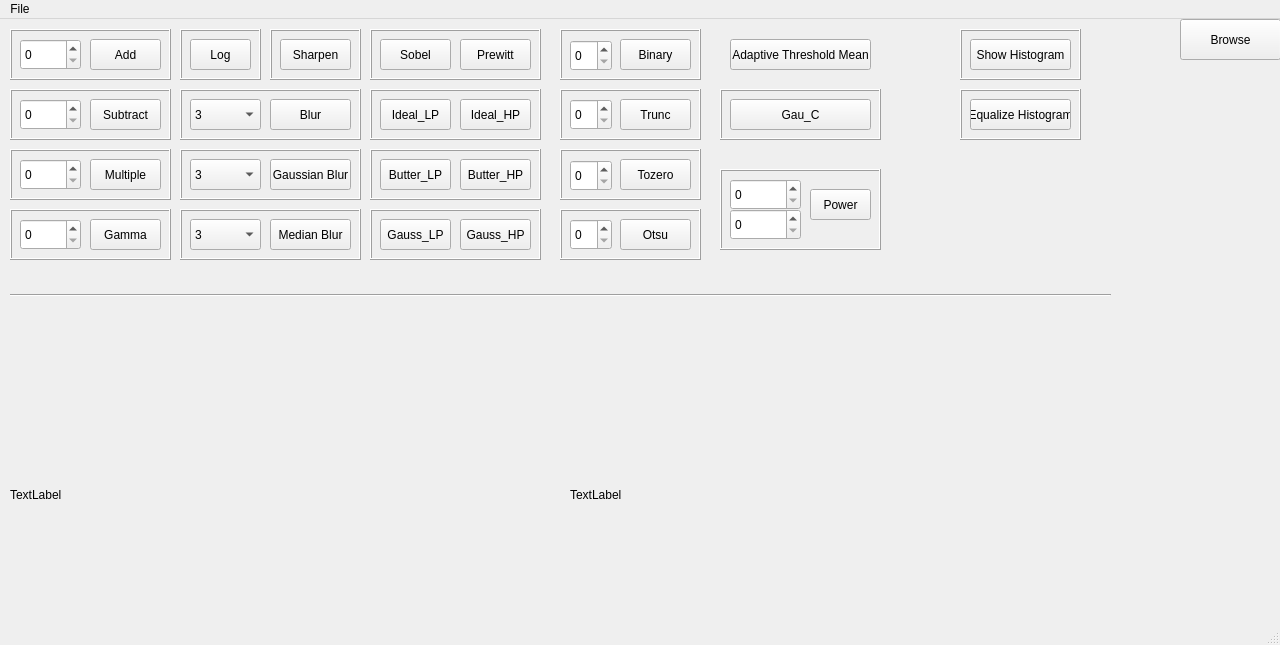
This is Exercise/XLA/mid.ui in LHKode/Image-Processing as Qt 5 draws it before an edit. The edited form follows.
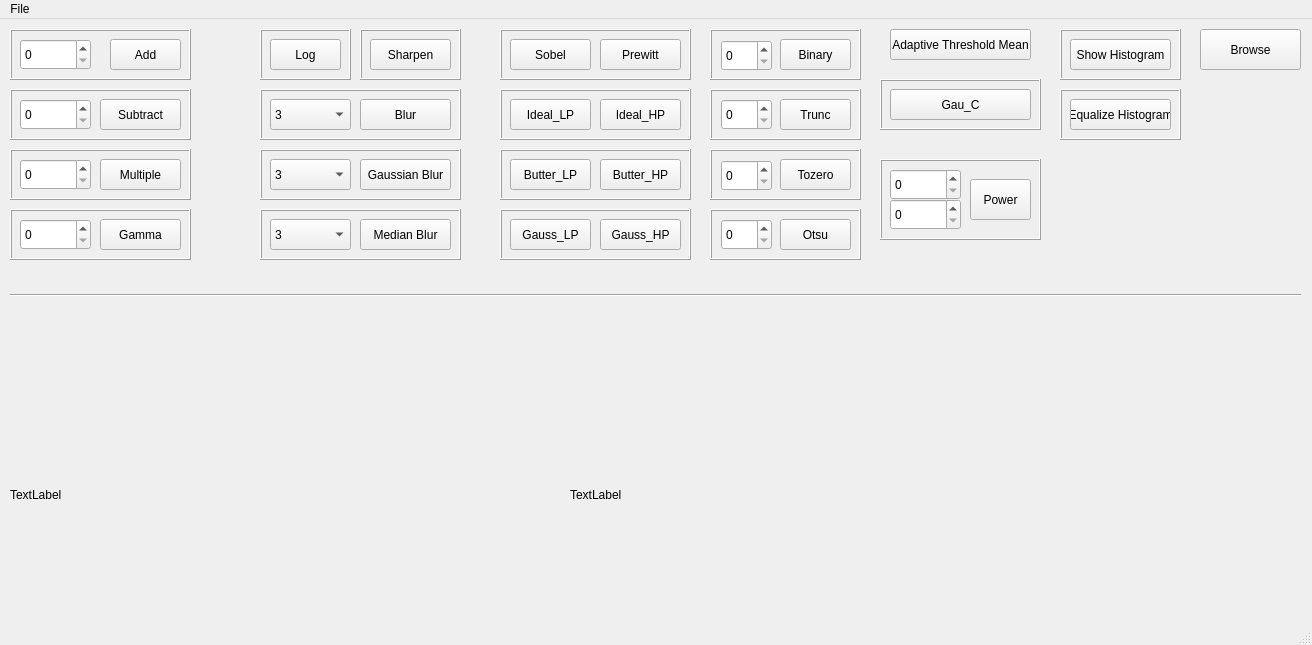
This is the edited form.

Diff of the .ui file:
```diff
--- a/Exercise/XLA/mid.ui
+++ b/Exercise/XLA/mid.ui
@@ -6,7 +6,7 @@
    <rect>
     <x>0</x>
     <y>0</y>
-    <width>1280</width>
+    <width>1312</width>
     <height>645</height>
    </rect>
   </property>
@@ -23,8 +23,8 @@
    <widget class="QPushButton" name="browseBtn">
     <property name="geometry">
      <rect>
-      <x>1180</x>
-      <y>0</y>
+      <x>1200</x>
+      <y>10</y>
       <width>101</width>
       <height>41</height>
      </rect>
@@ -82,7 +82,7 @@
      <rect>
       <x>10</x>
       <y>266</y>
-      <width>1101</width>
+      <width>1291</width>
       <height>20</height>
      </rect>
     </property>
@@ -95,7 +95,7 @@
      <rect>
       <x>10</x>
       <y>10</y>
-      <width>161</width>
+      <width>181</width>
       <height>51</height>
      </rect>
     </property>
@@ -119,7 +119,7 @@
      <rect>
       <x>20</x>
       <y>20</y>
-      <width>61</width>
+      <width>71</width>
       <height>31</height>
      </rect>
     </property>
@@ -130,7 +130,7 @@
    <widget class="QPushButton" name="addBtn">
     <property name="geometry">
      <rect>
-      <x>90</x>
+      <x>110</x>
       <y>20</y>
       <width>71</width>
       <height>31</height>
@@ -143,7 +143,7 @@
    <widget class="QLabel" name="label_7">
     <property name="geometry">
      <rect>
-      <x>960</x>
+      <x>1060</x>
       <y>10</y>
       <width>121</width>
       <height>51</height>
@@ -167,7 +167,7 @@
    <widget class="QPushButton" name="plotHistBtn">
     <property name="geometry">
      <rect>
-      <x>970</x>
+      <x>1070</x>
       <y>20</y>
       <width>101</width>
       <height>31</height>
@@ -180,9 +180,9 @@
    <widget class="QLabel" name="label_8">
     <property name="geometry">
      <rect>
-      <x>180</x>
+      <x>260</x>
       <y>130</y>
-      <width>181</width>
+      <width>201</width>
       <height>51</height>
      </rect>
     </property>
@@ -204,9 +204,9 @@
    <widget class="QLabel" name="label_9">
     <property name="geometry">
      <rect>
-      <x>180</x>
+      <x>260</x>
       <y>70</y>
-      <width>181</width>
+      <width>201</width>
       <height>51</height>
      </rect>
     </property>
@@ -228,7 +228,7 @@
    <widget class="QLabel" name="label_10">
     <property name="geometry">
      <rect>
-      <x>960</x>
+      <x>1060</x>
       <y>70</y>
       <width>121</width>
       <height>51</height>
@@ -252,7 +252,7 @@
    <widget class="QPushButton" name="equalHistBtn">
     <property name="geometry">
      <rect>
-      <x>970</x>
+      <x>1070</x>
       <y>80</y>
       <width>101</width>
       <height>31</height>
@@ -267,7 +267,7 @@
      <rect>
       <x>10</x>
       <y>70</y>
-      <width>161</width>
+      <width>181</width>
       <height>51</height>
      </rect>
     </property>
@@ -291,7 +291,7 @@
      <rect>
       <x>20</x>
       <y>80</y>
-      <width>61</width>
+      <width>71</width>
       <height>31</height>
      </rect>
     </property>
@@ -302,9 +302,9 @@
    <widget class="QPushButton" name="subBtn">
     <property name="geometry">
      <rect>
-      <x>90</x>
+      <x>100</x>
       <y>80</y>
-      <width>71</width>
+      <width>81</width>
       <height>31</height>
      </rect>
     </property>
@@ -317,7 +317,7 @@
      <rect>
       <x>10</x>
       <y>130</y>
-      <width>161</width>
+      <width>181</width>
       <height>51</height>
      </rect>
     </property>
@@ -341,7 +341,7 @@
      <rect>
       <x>20</x>
       <y>140</y>
-      <width>61</width>
+      <width>71</width>
       <height>31</height>
      </rect>
     </property>
@@ -352,9 +352,9 @@
    <widget class="QPushButton" name="mulBtn">
     <property name="geometry">
      <rect>
-      <x>90</x>
+      <x>100</x>
       <y>140</y>
-      <width>71</width>
+      <width>81</width>
       <height>31</height>
      </rect>
     </property>
@@ -362,38 +362,12 @@
      <string>Multiple</string>
     </property>
    </widget>
-   <widget class="QSpinBox" name="gammaValue">
-    <property name="geometry">
-     <rect>
-      <x>20</x>
-      <y>200</y>
-      <width>61</width>
-      <height>31</height>
-     </rect>
-    </property>
-    <property name="maximum">
-     <number>999</number>
-    </property>
-   </widget>
-   <widget class="QPushButton" name="gammaBtn">
-    <property name="geometry">
-     <rect>
-      <x>90</x>
-      <y>200</y>
-      <width>71</width>
-      <height>31</height>
-     </rect>
-    </property>
-    <property name="text">
-     <string>Gamma</string>
-    </property>
-   </widget>
    <widget class="QLabel" name="label_5">
     <property name="geometry">
      <rect>
       <x>10</x>
       <y>190</y>
-      <width>161</width>
+      <width>181</width>
       <height>51</height>
      </rect>
     </property>
@@ -412,25 +386,12 @@
      <string/>
     </property>
    </widget>
-   <widget class="QPushButton" name="logBtn">
-    <property name="geometry">
-     <rect>
-      <x>190</x>
-      <y>20</y>
-      <width>61</width>
-      <height>31</height>
-     </rect>
-    </property>
-    <property name="text">
-     <string>Log</string>
-    </property>
-   </widget>
    <widget class="QLabel" name="label_11">
     <property name="geometry">
      <rect>
-      <x>180</x>
+      <x>260</x>
       <y>190</y>
-      <width>181</width>
+      <width>201</width>
       <height>51</height>
      </rect>
     </property>
@@ -452,9 +413,9 @@
    <widget class="QPushButton" name="blurBtn">
     <property name="geometry">
      <rect>
-      <x>270</x>
+      <x>360</x>
       <y>80</y>
-      <width>81</width>
+      <width>91</width>
       <height>31</height>
      </rect>
     </property>
@@ -465,9 +426,9 @@
    <widget class="QPushButton" name="gaussBlurBtn">
     <property name="geometry">
      <rect>
-      <x>270</x>
+      <x>360</x>
       <y>140</y>
-      <width>81</width>
+      <width>91</width>
       <height>31</height>
      </rect>
     </property>
@@ -478,9 +439,9 @@
    <widget class="QPushButton" name="medianBtn">
     <property name="geometry">
      <rect>
-      <x>270</x>
+      <x>360</x>
       <y>200</y>
-      <width>81</width>
+      <width>91</width>
       <height>31</height>
      </rect>
     </property>
@@ -491,9 +452,9 @@
    <widget class="QComboBox" name="valueBlur">
     <property name="geometry">
      <rect>
-      <x>190</x>
+      <x>270</x>
       <y>80</y>
-      <width>71</width>
+      <width>81</width>
       <height>31</height>
      </rect>
     </property>
@@ -516,9 +477,9 @@
    <widget class="QComboBox" name="gBlurValue">
     <property name="geometry">
      <rect>
-      <x>190</x>
+      <x>270</x>
       <y>140</y>
-      <width>71</width>
+      <width>81</width>
       <height>31</height>
      </rect>
     </property>
@@ -541,9 +502,9 @@
    <widget class="QComboBox" name="mBlurValue">
     <property name="geometry">
      <rect>
-      <x>190</x>
+      <x>270</x>
       <y>200</y>
-      <width>71</width>
+      <width>81</width>
       <height>31</height>
      </rect>
     </property>
@@ -566,9 +527,9 @@
    <widget class="QLabel" name="label_12">
     <property name="geometry">
      <rect>
-      <x>270</x>
+      <x>360</x>
       <y>10</y>
-      <width>91</width>
+      <width>101</width>
       <height>51</height>
      </rect>
     </property>
@@ -590,9 +551,9 @@
    <widget class="QPushButton" name="sharpBtn">
     <property name="geometry">
      <rect>
-      <x>280</x>
+      <x>370</x>
       <y>20</y>
-      <width>71</width>
+      <width>81</width>
       <height>31</height>
      </rect>
     </property>
@@ -603,9 +564,9 @@
    <widget class="QLabel" name="label_13">
     <property name="geometry">
      <rect>
-      <x>370</x>
+      <x>500</x>
       <y>70</y>
-      <width>171</width>
+      <width>191</width>
       <height>51</height>
      </rect>
     </property>
@@ -627,9 +588,9 @@
    <widget class="QLabel" name="label_14">
     <property name="geometry">
      <rect>
-      <x>370</x>
+      <x>500</x>
       <y>190</y>
-      <width>171</width>
+      <width>191</width>
       <height>51</height>
      </rect>
     </property>
@@ -651,9 +612,9 @@
    <widget class="QLabel" name="label_15">
     <property name="geometry">
      <rect>
-      <x>370</x>
+      <x>500</x>
       <y>10</y>
-      <width>171</width>
+      <width>191</width>
       <height>51</height>
      </rect>
     </property>
@@ -675,9 +636,9 @@
    <widget class="QLabel" name="label_16">
     <property name="geometry">
      <rect>
-      <x>370</x>
+      <x>500</x>
       <y>130</y>
-      <width>171</width>
+      <width>191</width>
       <height>51</height>
      </rect>
     </property>
@@ -699,9 +660,9 @@
    <widget class="QPushButton" name="iLowBtn">
     <property name="geometry">
      <rect>
-      <x>380</x>
+      <x>510</x>
       <y>80</y>
-      <width>71</width>
+      <width>81</width>
       <height>31</height>
      </rect>
     </property>
@@ -715,9 +676,9 @@
    <widget class="QPushButton" name="buttLowBtn">
     <property name="geometry">
      <rect>
-      <x>380</x>
+      <x>510</x>
       <y>140</y>
-      <width>71</width>
+      <width>81</width>
       <height>31</height>
      </rect>
     </property>
@@ -728,9 +689,9 @@
    <widget class="QPushButton" name="gLowBtn">
     <property name="geometry">
      <rect>
-      <x>380</x>
+      <x>510</x>
       <y>200</y>
-      <width>71</width>
+      <width>81</width>
       <height>31</height>
      </rect>
     </property>
@@ -741,9 +702,9 @@
    <widget class="QPushButton" name="iHighBtn">
     <property name="geometry">
      <rect>
-      <x>460</x>
+      <x>600</x>
       <y>80</y>
-      <width>71</width>
+      <width>81</width>
       <height>31</height>
      </rect>
     </property>
@@ -754,9 +715,9 @@
    <widget class="QPushButton" name="buttHighBtn">
     <property name="geometry">
      <rect>
-      <x>460</x>
+      <x>600</x>
       <y>140</y>
-      <width>71</width>
+      <width>81</width>
       <height>31</height>
      </rect>
     </property>
@@ -767,9 +728,9 @@
    <widget class="QPushButton" name="gHighBtn">
     <property name="geometry">
      <rect>
-      <x>460</x>
+      <x>600</x>
       <y>200</y>
-      <width>71</width>
+      <width>81</width>
       <height>31</height>
      </rect>
     </property>
@@ -780,9 +741,9 @@
    <widget class="QLabel" name="label_17">
     <property name="geometry">
      <rect>
-      <x>560</x>
+      <x>710</x>
       <y>10</y>
-      <width>141</width>
+      <width>151</width>
       <height>51</height>
      </rect>
     </property>
@@ -804,7 +765,7 @@
    <widget class="QPushButton" name="binaryBtn">
     <property name="geometry">
      <rect>
-      <x>620</x>
+      <x>780</x>
       <y>20</y>
       <width>71</width>
       <height>31</height>
@@ -817,9 +778,9 @@
    <widget class="QLabel" name="label_18">
     <property name="geometry">
      <rect>
-      <x>560</x>
+      <x>710</x>
       <y>70</y>
-      <width>141</width>
+      <width>151</width>
       <height>51</height>
      </rect>
     </property>
@@ -841,9 +802,9 @@
    <widget class="QLabel" name="label_19">
     <property name="geometry">
      <rect>
-      <x>560</x>
+      <x>710</x>
       <y>130</y>
-      <width>141</width>
+      <width>151</width>
       <height>51</height>
      </rect>
     </property>
@@ -865,9 +826,9 @@
    <widget class="QLabel" name="label_20">
     <property name="geometry">
      <rect>
-      <x>560</x>
+      <x>710</x>
       <y>190</y>
-      <width>141</width>
+      <width>151</width>
       <height>51</height>
      </rect>
     </property>
@@ -889,7 +850,7 @@
    <widget class="QPushButton" name="truncBtn">
     <property name="geometry">
      <rect>
-      <x>620</x>
+      <x>780</x>
       <y>80</y>
       <width>71</width>
       <height>31</height>
@@ -902,7 +863,7 @@
    <widget class="QPushButton" name="tozeroBtn">
     <property name="geometry">
      <rect>
-      <x>620</x>
+      <x>780</x>
       <y>140</y>
       <width>71</width>
       <height>31</height>
@@ -915,7 +876,7 @@
    <widget class="QPushButton" name="otsuBtn">
     <property name="geometry">
      <rect>
-      <x>620</x>
+      <x>780</x>
       <y>200</y>
       <width>71</width>
       <height>31</height>
@@ -925,24 +886,11 @@
      <string>Otsu</string>
     </property>
    </widget>
-   <widget class="QPushButton" name="powerBtn">
-    <property name="geometry">
-     <rect>
-      <x>810</x>
-      <y>170</y>
-      <width>61</width>
-      <height>31</height>
-     </rect>
-    </property>
-    <property name="text">
-     <string>Power</string>
-    </property>
-   </widget>
    <widget class="QLabel" name="label_6">
     <property name="geometry">
      <rect>
-      <x>720</x>
-      <y>150</y>
+      <x>880</x>
+      <y>140</y>
       <width>161</width>
       <height>81</height>
      </rect>
@@ -965,8 +913,8 @@
    <widget class="QSpinBox" name="cValueP">
     <property name="geometry">
      <rect>
-      <x>730</x>
-      <y>190</y>
+      <x>890</x>
+      <y>180</y>
       <width>71</width>
       <height>31</height>
      </rect>
@@ -978,8 +926,8 @@
    <widget class="QSpinBox" name="gammaValueP">
     <property name="geometry">
      <rect>
-      <x>730</x>
-      <y>160</y>
+      <x>890</x>
+      <y>150</y>
       <width>71</width>
       <height>31</height>
      </rect>
@@ -994,9 +942,9 @@
    <widget class="QLabel" name="label_23">
     <property name="geometry">
      <rect>
-      <x>180</x>
+      <x>260</x>
       <y>10</y>
-      <width>81</width>
+      <width>91</width>
       <height>51</height>
      </rect>
     </property>
@@ -1018,8 +966,8 @@
    <widget class="QPushButton" name="adapMean">
     <property name="geometry">
      <rect>
-      <x>730</x>
-      <y>20</y>
+      <x>890</x>
+      <y>10</y>
       <width>141</width>
       <height>31</height>
      </rect>
@@ -1031,9 +979,9 @@
    <widget class="QPushButton" name="sobelBtn">
     <property name="geometry">
      <rect>
-      <x>380</x>
+      <x>510</x>
       <y>20</y>
-      <width>71</width>
+      <width>81</width>
       <height>31</height>
      </rect>
     </property>
@@ -1044,9 +992,9 @@
    <widget class="QPushButton" name="prewittBtn">
     <property name="geometry">
      <rect>
-      <x>460</x>
+      <x>600</x>
       <y>20</y>
-      <width>71</width>
+      <width>81</width>
       <height>31</height>
      </rect>
     </property>
@@ -1057,8 +1005,8 @@
    <widget class="QLabel" name="label_22">
     <property name="geometry">
      <rect>
-      <x>720</x>
-      <y>70</y>
+      <x>880</x>
+      <y>60</y>
       <width>161</width>
       <height>51</height>
      </rect>
@@ -1081,9 +1029,9 @@
    <widget class="QSpinBox" name="binValue">
     <property name="geometry">
      <rect>
-      <x>570</x>
+      <x>721</x>
       <y>21</y>
-      <width>42</width>
+      <width>51</width>
       <height>31</height>
      </rect>
     </property>
@@ -1094,9 +1042,9 @@
    <widget class="QSpinBox" name="truncValue">
     <property name="geometry">
      <rect>
-      <x>570</x>
+      <x>721</x>
       <y>80</y>
-      <width>42</width>
+      <width>51</width>
       <height>31</height>
      </rect>
     </property>
@@ -1107,9 +1055,9 @@
    <widget class="QSpinBox" name="tozeroValue">
     <property name="geometry">
      <rect>
-      <x>570</x>
+      <x>721</x>
       <y>141</y>
-      <width>42</width>
+      <width>51</width>
       <height>31</height>
      </rect>
     </property>
@@ -1120,9 +1068,9 @@
    <widget class="QSpinBox" name="otsuValue">
     <property name="geometry">
      <rect>
-      <x>570</x>
+      <x>721</x>
       <y>200</y>
-      <width>42</width>
+      <width>51</width>
       <height>31</height>
      </rect>
     </property>
@@ -1133,8 +1081,8 @@
    <widget class="QPushButton" name="adapGauss">
     <property name="geometry">
      <rect>
-      <x>730</x>
-      <y>80</y>
+      <x>890</x>
+      <y>70</y>
       <width>141</width>
       <height>31</height>
      </rect>
@@ -1143,6 +1091,58 @@
      <string>Gau_C</string>
     </property>
    </widget>
+   <widget class="QPushButton" name="gammaBtn">
+    <property name="geometry">
+     <rect>
+      <x>100</x>
+      <y>200</y>
+      <width>81</width>
+      <height>31</height>
+     </rect>
+    </property>
+    <property name="text">
+     <string>Gamma</string>
+    </property>
+   </widget>
+   <widget class="QSpinBox" name="gammaValue">
+    <property name="geometry">
+     <rect>
+      <x>20</x>
+      <y>200</y>
+      <width>71</width>
+      <height>31</height>
+     </rect>
+    </property>
+    <property name="maximum">
+     <number>999</number>
+    </property>
+   </widget>
+   <widget class="QPushButton" name="logBtn">
+    <property name="geometry">
+     <rect>
+      <x>270</x>
+      <y>20</y>
+      <width>71</width>
+      <height>31</height>
+     </rect>
+    </property>
+    <property name="text">
+     <string>Log</string>
+    </property>
+   </widget>
+   <widget class="QPushButton" name="powerBtn">
+    <property name="geometry">
+     <rect>
+      <x>970</x>
+      <y>160</y>
+      <width>61</width>
+      <height>41</height>
+     </rect>
+    </property>
+    <property name="text">
+     <string>Power</string>
+    </property>
+   </widget>
   </widget>
   <widget class="QStatusBar" name="statusbar"/>
   <widget class="QMenuBar" name="menubar">
@@ -1150,7 +1150,7 @@
     <rect>
      <x>0</x>
      <y>0</y>
-     <width>1280</width>
+     <width>1312</width>
      <height>18</height>
     </rect>
    </property>
```
